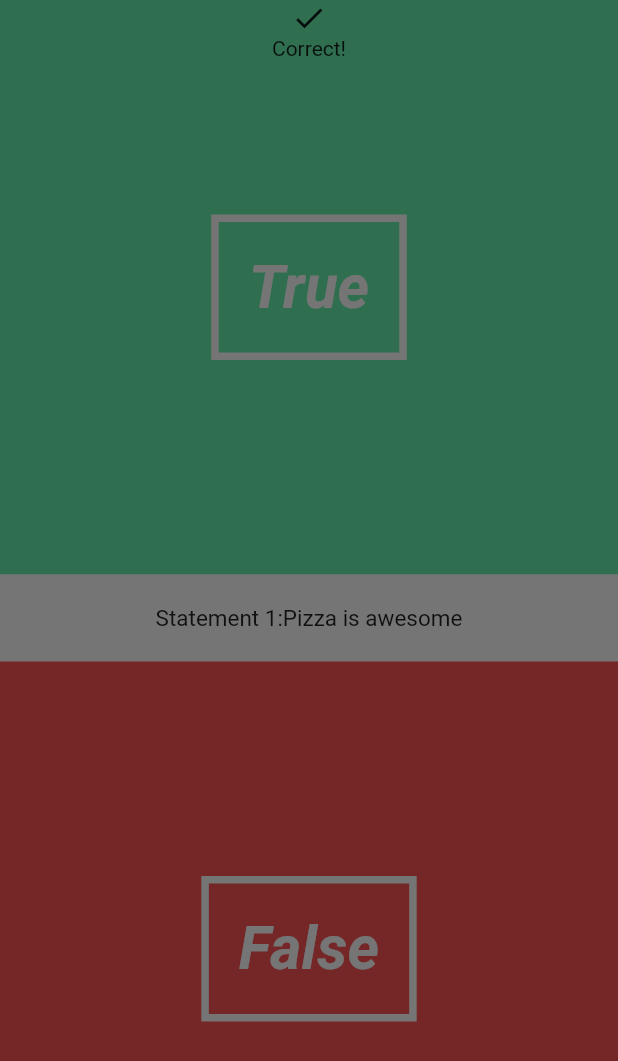
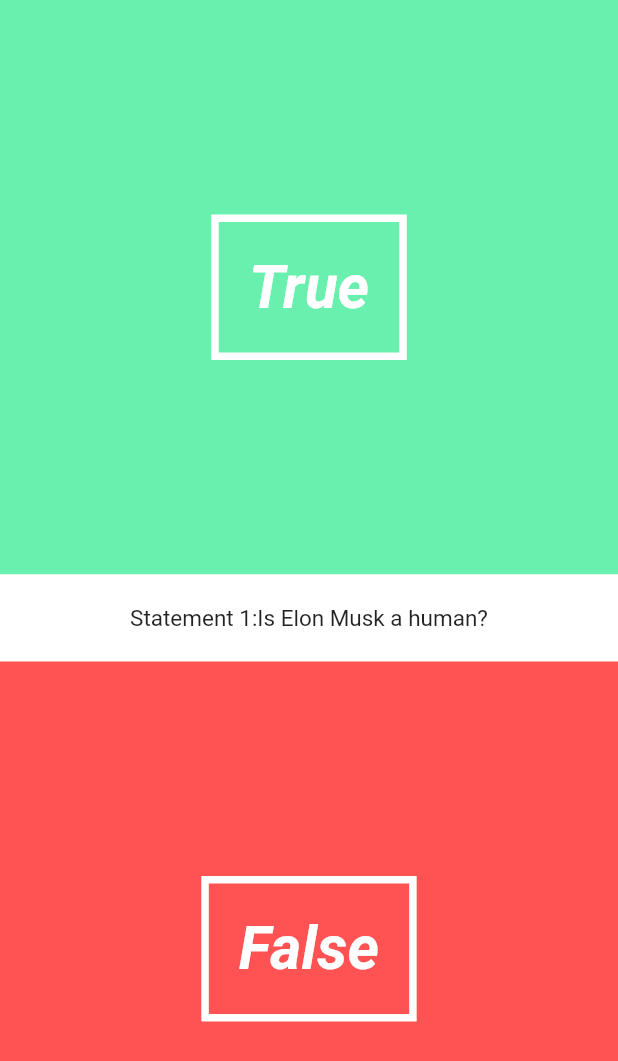
Before and after one commit to kamathshashwath1991/quiz_app, a Flutter app: the screen it shows after launch, on a phone screen of 412 x 824 dp. Shown: the top 1061 px of the screen. Run offline on Flutter 3.47's test engine with Material 2 defaults, Android fonts, the phone set to English and light mode, and no system bars.

Commit message:
Overlay added. Questions added with answers.

```diff
--- a/lib/pages/quiz_page.dart
+++ b/lib/pages/quiz_page.dart
@@ -2,13 +2,47 @@ import 'package:flutter/material.dart';
 import '../ui/answer_button.dart';
 import '../ui/question_text.dart';
 import '../ui/correct_wrong_overlay.dart';
+import '../utils/questions.dart';
+import '../utils/quiz.dart';
 
 class QuizPage extends StatefulWidget {
+
   @override
   State createState() => new QuizPageState();
 }
 
 class QuizPageState extends State<QuizPage> {
+
+  Questions currentQuestion;
+  Quiz quiz = new Quiz([
+    new Questions("Is Elon Musk a human?", false),
+    new Questions("Is Pizza healthy", true),
+    new Questions("Is your favorite movie Pulp Fiction?", true)
+  ]);
+
+  String questionText;
+  int questionNumber;
+  bool isCorrect;
+  bool overlayShouldBeVisible = false;
+
+  @override
+  void initState() {
+    // TODO: implement initState
+    super.initState();
+    currentQuestion= quiz.nextQuestion;
+    questionText= currentQuestion.question;
+    questionNumber = quiz.questionNumber;
+  }
+
+
+  void handleAnswer(bool answer){
+    isCorrect = (currentQuestion.answer == answer);
+    quiz.answer(isCorrect);
+    this.setState((){
+      overlayShouldBeVisible = true;
+    });
+  }
+
   @override
   Widget build(BuildContext context) {
     return new Stack(
@@ -16,12 +50,12 @@ class QuizPageState extends State<QuizPage> {
       children: <Widget>[
         new Column(
           children: <Widget>[
-            new AnswerButton(true, () => print("You pressed True button")),
-            new QuestionText("Pizza is awesome", 1),
-            new AnswerButton(false,() =>print("You pressed false button"))
+            new AnswerButton(true, () => handleAnswer(true)),
+            new QuestionText(questionText,questionNumber),
+            new AnswerButton(false,() => handleAnswer(false))
           ],
         ),
-        new CorrectWrongOverlay()
+        overlayShouldBeVisible== true ? new CorrectWrongOverlay(isCorrect ) : new Container(),
       ],
     );
   }
```
Also changed, not shown: lib/ui/correct_wrong_overlay.dart (+35 -5 lines).
